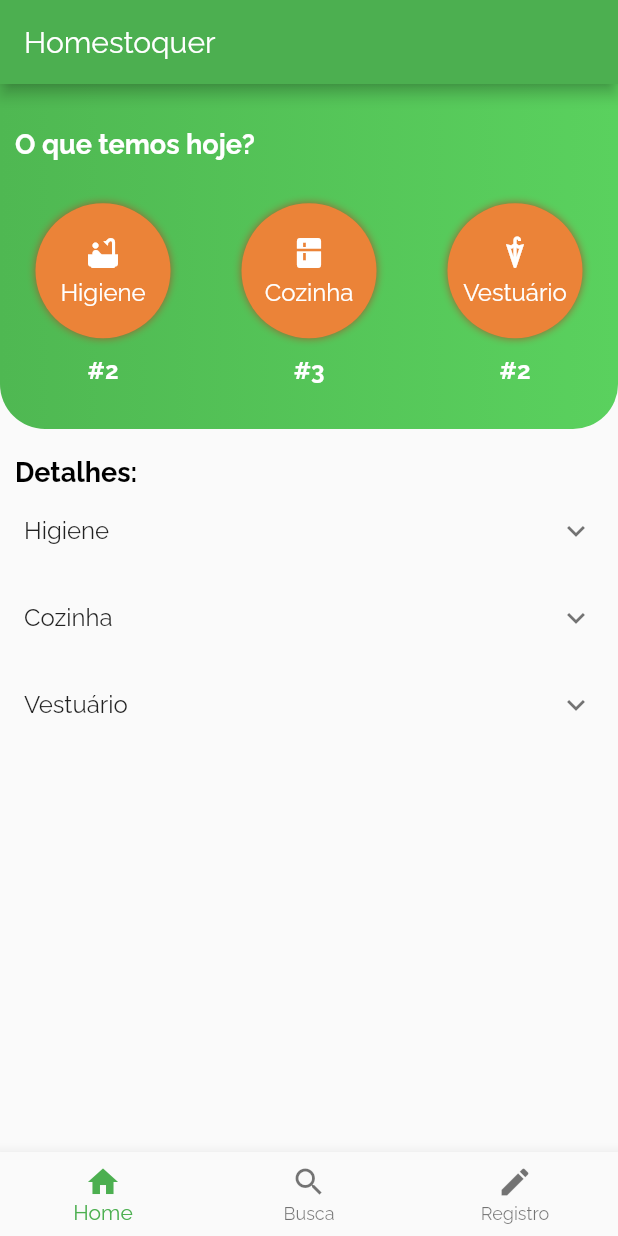
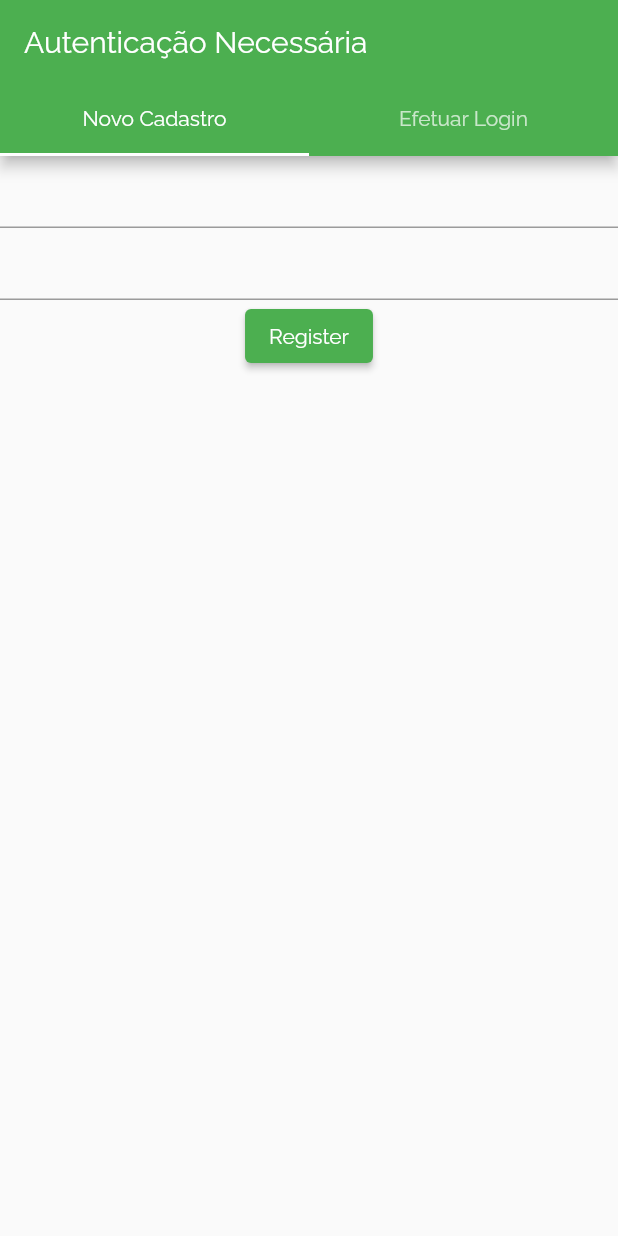
Before and after one commit to vichShir/ft-si700-homestoquer, a Flutter app: the screen it shows after launch, on a phone screen of 412 x 824 dp. Run offline on Flutter 3.47's test engine with Material 2 defaults, Android fonts, the phone set to English and light mode, and no system bars; our stand-ins replace dio, firebase_auth, firebase_core, flutter_bloc; accounts and stored records are empty.

Commit message:
Adicionado para gerenciar autenticação do usuário

```diff
--- /dev/null
+++ b/atividades/atividade04/lib/bloc/auth_bloc.dart
@@ -0,0 +1,52 @@
+import 'package:flutter_bloc/flutter_bloc.dart';
+
+import '../provider/firebase_auth.dart';
+import '../model/user_model.dart';
+import 'auth_event.dart';
+import 'auth_state.dart';
+
+class AuthBloc extends Bloc<AuthEvent, AuthState> {
+  final FirebaseAuthenticationService _authenticationService = FirebaseAuthenticationService();
+
+  AuthBloc() : super(Unauthenticated()) {
+    _authenticationService.user.listen((event) {
+      add(AuthServerEvent(event));
+    });
+
+    on<AuthServerEvent>((event, emit) {
+      if (event.userModel == null) {
+        emit(Unauthenticated());
+      } else {
+        emit(Authenticated(userModel: event.userModel!));
+      }
+    });
+    on<RegisterUser>((event, emit) async {
+      try {
+        await _authenticationService.createUserWithEmailAndPassword(event.username, event.password);
+      } catch (e) {
+        emit(AuthError(message: "Impossível Registrar: ${e.toString()}"));
+      }
+    });
+    on<LoginUser>((event, emit) async {
+      try {
+        await _authenticationService.signInWithEmailAndPassword(event.username, event.password);
+      } catch (e) {
+        emit(AuthError(message: "Impossível Logar com ${event.username}: ${e.toString()}"));
+      }
+    });
+    on<LoginAnonymousUser>((event, emit) async {
+      try {
+        await _authenticationService.signInAnonimo();
+      } catch (e) {
+        emit(AuthError(message: "Impossível Acessar Anonimamente: ${e.toString()}"));
+      }
+    });
+    on<Logout>((event, emit) async {
+      try {
+        await _authenticationService.signOut();
+      } catch (e) {
+        emit(AuthError(message: "Impossível Efeturar Logout: ${e.toString()}"));
+      }
+    });
+  }
+}
--- /dev/null
+++ b/atividades/atividade04/lib/bloc/auth_event.dart
@@ -0,0 +1,26 @@
+import '../model/user_model.dart';
+
+abstract class AuthEvent {}
+
+class RegisterUser extends AuthEvent {
+  String username;
+  String password;
+
+  RegisterUser({required this.username, required this.password});
+}
+
+class LoginUser extends AuthEvent {
+  String username;
+  String password;
+
+  LoginUser({required this.username, required this.password});
+}
+
+class LoginAnonymousUser extends AuthEvent {}
+
+class Logout extends AuthEvent {}
+
+class AuthServerEvent extends AuthEvent {
+  final UserModel? userModel;
+  AuthServerEvent(this.userModel);
+}
--- /dev/null
+++ b/atividades/atividade04/lib/bloc/auth_state.dart
@@ -0,0 +1,16 @@
+import '../model/user_model.dart';
+
+abstract class AuthState {}
+
+class Unauthenticated extends AuthState {}
+
+class Authenticated extends AuthState {
+  UserModel userModel;
+  Authenticated({required this.userModel});
+}
+
+class AuthError extends AuthState {
+  final String message;
+
+  AuthError({required this.message});
+}
--- a/atividades/atividade04/lib/main.dart
+++ b/atividades/atividade04/lib/main.dart
@@ -1,5 +1,6 @@
 import 'package:flutter/material.dart';
 import 'package:flutter_bloc/flutter_bloc.dart';
+import 'package:firebase_core/firebase_core.dart';
 
 import 'package:si700_estoque/view/first_screen.dart';
 import 'package:si700_estoque/view/second_screen.dart';
@@ -9,10 +10,15 @@ import 'bloc/manage_bloc.dart';
 import 'bloc/monitor_bloc.dart';
 import 'bloc/form_bloc.dart';
 
+import 'bloc/auth_bloc.dart';
+import 'view/wrapper.dart';
+
 /// Nome: Victor Yukio Shirasuna
 /// RA: 245155
 
-void main() {
+void main() async {
+  WidgetsFlutterBinding.ensureInitialized();
+  await Firebase.initializeApp();
   runApp(const MyApp());
 }
 
@@ -27,7 +33,11 @@ class MyApp extends StatelessWidget {
         fontFamily: 'Raleway',
         primarySwatch: Colors.green,
       ),
-      home: const MyHomePage(),
+      //home: const MyHomePage(),
+      home: MultiBlocProvider(
+        providers: [BlocProvider(create: (context) => AuthBloc())],
+        child: const Wrapper(),
+      )
     );
   }
 }
--- /dev/null
+++ b/atividades/atividade04/lib/model/user_model.dart
@@ -0,0 +1,5 @@
+class UserModel {
+  final String uid;
+
+  UserModel(this.uid);
+}
--- /dev/null
+++ b/atividades/atividade04/lib/view/register_screen.dart
@@ -0,0 +1,54 @@
+import 'package:flutter/material.dart';
+import 'package:flutter_bloc/flutter_bloc.dart';
+import '../bloc/auth_bloc.dart';
+import '../bloc/auth_event.dart';
+
+class RegisterScreen extends StatelessWidget {
+  const RegisterScreen({Key? key}) : super(key: key);
+
+  @override
+  Widget build(BuildContext context) {
+    GlobalKey<FormState> formkey = GlobalKey();
+    String username = "";
+    String password = "";
+    return Form(
+      key: formkey,
+      child: Column(
+        children: [
+          TextFormField(
+            validator: (String? inValue) {
+              if (inValue!.isEmpty) {
+                return "Insira algo como username";
+              }
+              return null;
+            },
+            onSaved: (String? inValue) {
+              username = inValue!;
+            },
+          ),
+          TextFormField(
+            validator: (String? inValue) {
+              if (inValue!.length < 4) {
+                return "Tem que ter ao menos 4 caracters";
+              }
+              return null;
+            },
+            onSaved: (String? inValue) {
+              password = inValue!;
+            },
+          ),
+          ElevatedButton(
+            onPressed: () {
+              if (formkey.currentState!.validate()) {
+                formkey.currentState!.save();
+                // Lançando evento
+                BlocProvider.of<AuthBloc>(context).add(RegisterUser(username: username, password: password));
+              }
+            },
+            child: const Text("Register"),
+          ),
+        ],
+      ),
+    );
+  }
+}
--- /dev/null
+++ b/atividades/atividade04/lib/view/wrapper.dart
@@ -0,0 +1,75 @@
+import 'package:flutter/material.dart';
+import 'package:flutter_bloc/flutter_bloc.dart';
+import '../bloc/auth_event.dart';
+import 'login_screen.dart';
+
+import '../bloc/auth_bloc.dart';
+import '../bloc/auth_state.dart';
+
+import 'main_app.dart';
+import 'register_screen.dart';
+
+class Wrapper extends StatefulWidget {
+  const Wrapper({Key? key}) : super(key: key);
+
+  @override
+  State<StatefulWidget> createState() {
+    return WrapperState();
+  }
+}
+
+class WrapperState extends State<Wrapper> {
+  @override
+  Widget build(BuildContext context) {
+    return BlocConsumer<AuthBloc, AuthState>(
+      listener: (context, state) {
+        if (state is AuthError) {
+          showDialog(
+              context: context,
+              builder: (context) {
+                return AlertDialog(
+                  title: const Text("Erro do Firebase"),
+                  content: Text(state.message),
+                );
+              });
+        }
+      },
+      builder: (context, state) {
+        if (state is Authenticated) {
+          return Scaffold(
+              appBar: AppBar(
+                title: const Text("Autenticado"),
+              ),
+              floatingActionButton: FloatingActionButton(
+                  onPressed: () {
+                    BlocProvider.of<AuthBloc>(context).add(Logout());
+                  },
+                  child: const Icon(Icons.logout)),
+              body: const MainApp());
+        } else {
+          return //LoginScreen();
+
+              DefaultTabController(
+                  length: 2,
+                  child: Scaffold(
+                    body: const TabBarView(
+                      children: [
+                        RegisterScreen(),
+                        LoginScreen()
+                      ],
+                    ),
+                    appBar: AppBar(
+                      title: const Text("Autenticação Necessária"),
+                      bottom: const TabBar(
+                        tabs: [
+                          Tab(text: "Novo Cadastro"),
+                          Tab(text: "Efetuar Login")
+                        ],
+                      ),
+                    ),
+                  ));
+        }
+      },
+    );
+  }
+}
```
Also changed, not shown: atividades/atividade04/lib/provider/firebase_auth.dart (added, +42 -0 lines), atividades/atividade04/lib/view/login_screen.dart (added, +54 -0 lines), atividades/atividade04/lib/view/main_app.dart (added, +10 -0 lines).
